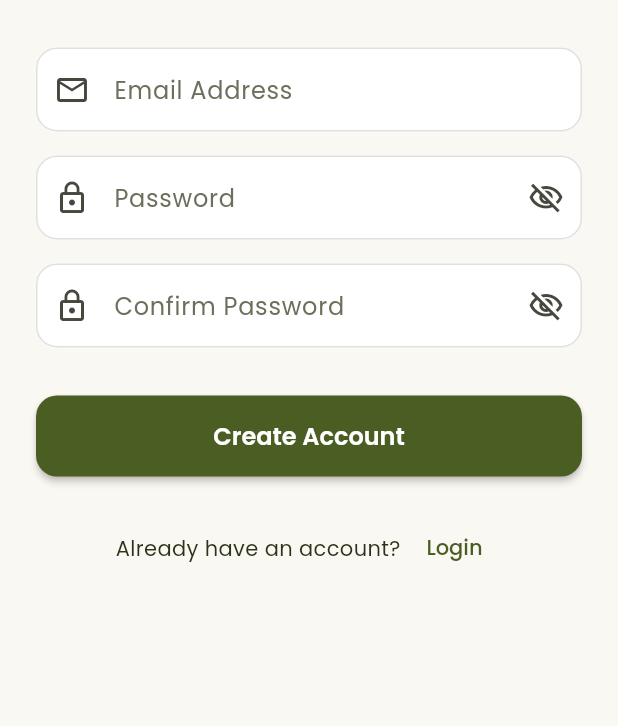
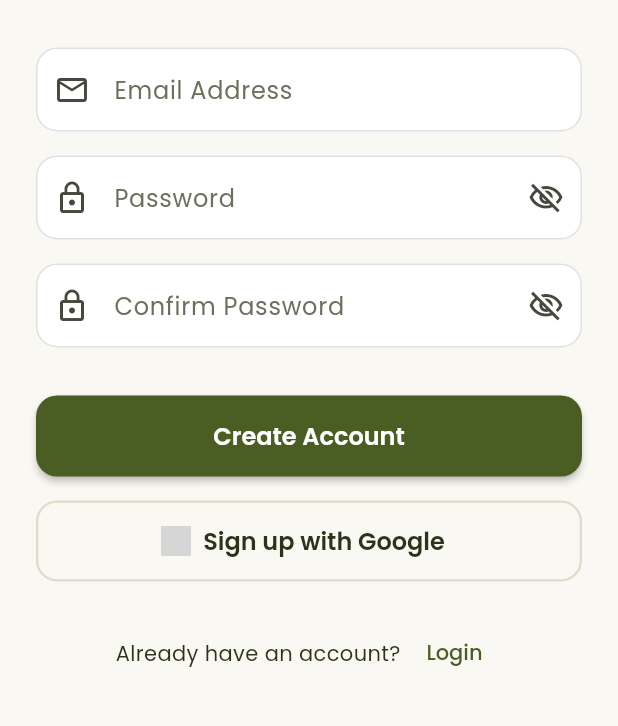
Before and after one commit to ayishathul-rinsha/Binnit, a Flutter app: the LoginScreen screen opened by its route, after a tap on "Sign In", after a tap on "Create an Account", on a phone screen of 412 x 824 dp, the part 212-938 px from its top. Run offline on Flutter 3.47's test engine with Material 3 defaults, Android fonts, the phone set to English and light mode, and no system bars; our stand-ins replace cloud_firestore, firebase_auth, firebase_core, geolocator, google_fonts, google_sign_in and 1 more; accounts and stored records are empty; generated files the repository leaves out were written again; grey boxes are pictures that could not be loaded.

Commit message:
feat: remove phone OTP and add Google authentication
- Added google_sign_in package
- Implemented loginWithGoogle method in AuthProvider
- Added Google Sign-In button to login screen
- Added Google Sign-In option to signup screen
- Made getOrCreateCollectorProfile public in AuthService
- Email verification already supported

```diff
--- a/lib/screens/auth/login_screen.dart
+++ b/lib/screens/auth/login_screen.dart
@@ -43,6 +43,26 @@ class _LoginScreenState extends State<LoginScreen> {
       ScaffoldMessenger.of(context).showSnackBar(
         SnackBar(
           content: Text(authProvider.error ?? 'Login failed'),
+          backgroundColor: AppColors.error,
+          behavior: SnackBarBehavior.floating,
+          shape: RoundedRectangleBorder(
+            borderRadius: BorderRadius.circular(10),
+          ),
+        ),
+      );
+    }
+  }
+
+  Future<void> _handleGoogleLogin() async {
+    final authProvider = Provider.of<AuthProvider>(context, listen: false);
+    final result = await authProvider.loginWithGoogle();
+
+    if (result['success'] == true && mounted) {
+      Navigator.pushReplacementNamed(context, Routes.main);
+    } else if (mounted) {
+      ScaffoldMessenger.of(context).showSnackBar(
+        SnackBar(
+          content: Text(authProvider.error ?? 'Google login failed'),
           backgroundColor: AppColors.error,
           behavior: SnackBarBehavior.floating,
           shape: RoundedRectangleBorder(
@@ -216,6 +236,44 @@ class _LoginScreenState extends State<LoginScreen> {
                       ),
 
                       const SizedBox(height: 24),
+
+                      // Google Sign-In button
+                      FadeSlideAnimation(
+                        delay: 550,
+                        child: SizedBox(
+                          width: double.infinity,
+                          height: 54,
+                          child: OutlinedButton.icon(
+                            onPressed:
+                                authProvider.isLoading ? null : _handleGoogleLogin,
+                            style: OutlinedButton.styleFrom(
+                              foregroundColor: AppColors.textPrimary,
+                              side: BorderSide(
+                                color: AppColors.border,
+                                width: 1.5,
+                              ),
+                              shape: RoundedRectangleBorder(
+                                borderRadius: BorderRadius.circular(14),
+                              ),
+                            ),
+                            icon: Image.asset(
+                              'assets/icons/google.png',
+                              width: 20,
+                              height: 20,
+                            ),
+                            label: Text(
+                              'Continue with Google',
+                              style: TextStyle(
+                                fontSize: 16,
+                                fontWeight: FontWeight.w600,
+                                color: AppColors.textPrimary,
+                              ),
+                            ),
+                          ),
+                        ),
+                      ),
+
+                      const SizedBox(height: 16),
 
                       // Sign up button
                       FadeSlideAnimation(
--- a/lib/screens/auth/signup_screen.dart
+++ b/lib/screens/auth/signup_screen.dart
@@ -69,6 +69,22 @@ class _SignupScreenState extends State<SignupScreen> {
       ScaffoldMessenger.of(context).showSnackBar(
         SnackBar(
           content: Text(authProvider.error ?? 'Signup failed'),
+          backgroundColor: AppColors.error,
+        ),
+      );
+    }
+  }
+
+  Future<void> _handleGoogleSignup() async {
+    final authProvider = Provider.of<AuthProvider>(context, listen: false);
+    final result = await authProvider.loginWithGoogle();
+
+    if (result['success'] == true && mounted) {
+      Navigator.pop(context); // Go back to login/dashboard
+    } else if (mounted) {
+      ScaffoldMessenger.of(context).showSnackBar(
+        SnackBar(
+          content: Text(authProvider.error ?? 'Google signup failed'),
           backgroundColor: AppColors.error,
         ),
       );
@@ -196,6 +212,40 @@ class _SignupScreenState extends State<SignupScreen> {
                         isLoading: authProvider.isLoading,
                       ),
 
+                      const SizedBox(height: AppDimens.paddingM),
+
+                      // Google Sign-In button
+                      SizedBox(
+                        width: double.infinity,
+                        height: 54,
+                        child: OutlinedButton.icon(
+                          onPressed:
+                              authProvider.isLoading ? null : _handleGoogleSignup,
+                          style: OutlinedButton.styleFrom(
+                            foregroundColor: AppColors.textPrimary,
+                            side: BorderSide(
+                              color: AppColors.border,
+                              width: 1.5,
+                            ),
+                            shape: RoundedRectangleBorder(
+                              borderRadius: BorderRadius.circular(14),
+                            ),
+                          ),
+                          icon: Image.asset(
+                            'assets/icons/google.png',
+                            width: 20,
+                            height: 20,
+                          ),
+                          label: const Text(
+                            'Sign up with Google',
+                            style: TextStyle(
+                              fontSize: 16,
+                              fontWeight: FontWeight.w600,
+                            ),
+                          ),
+                        ),
+                      ),
+
                       const SizedBox(height: AppDimens.paddingL),
 
                       // Login link
--- a/lib/services/auth_service.dart
+++ b/lib/services/auth_service.dart
@@ -25,7 +25,7 @@ class AuthService {
       }
 
       // Fetch / create collector profile from Firestore
-      final collector = await _getOrCreateCollectorProfile(result.user!);
+      final collector = await getOrCreateCollectorProfile(result.user!);
 
       // Cache locally
       await _saveUser(collector);
@@ -67,11 +67,11 @@ class AuthService {
     }
 
     // Fall back to Firestore
-    return await _getOrCreateCollectorProfile(user);
+    return await getOrCreateCollectorProfile(user);
   }
 
   /// Get or create collector profile from Firestore
-  static Future<Collector> _getOrCreateCollectorProfile(User user) async {
+  static Future<Collector> getOrCreateCollectorProfile(User user) async {
     final doc = await _firestore.collection('users').doc(user.uid).get();
 
     if (doc.exists) {
--- a/pubspec.yaml
+++ b/pubspec.yaml
@@ -34,6 +34,7 @@ dependencies:
   firebase_core: ^2.27.0
   firebase_auth: ^4.17.8
   cloud_firestore: ^4.15.8
+  google_sign_in: ^6.1.6
 
   # Localization
   flutter_localizations:
```
Also changed, not shown: lib/providers/auth_provider.dart (+62 -0 lines), pubspec.lock.
